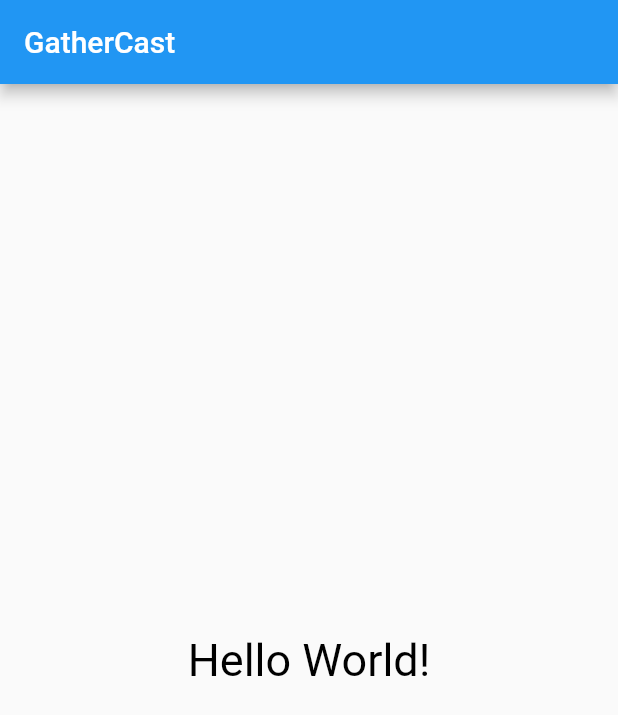
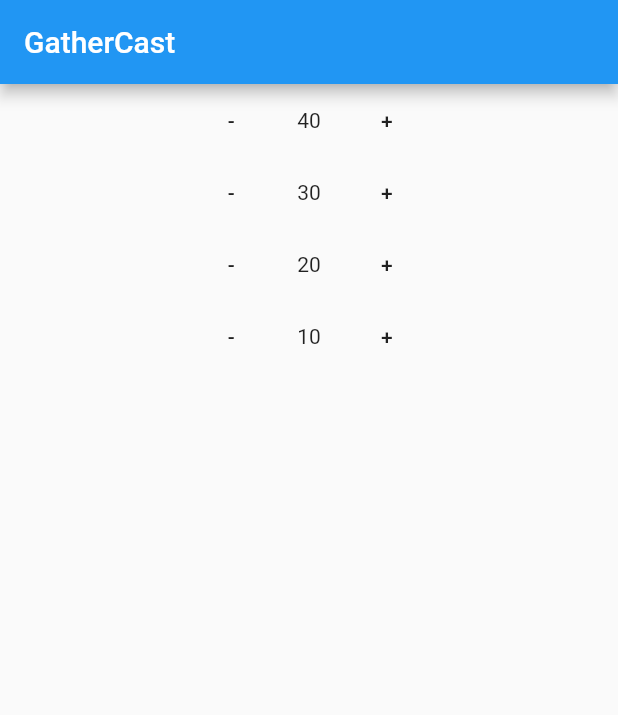
Before and after one commit to Raymonzut/gathercast, a Flutter app: the screen it shows after launch, on a phone screen of 412 x 824 dp. Shown: the top 715 px of the screen. Run offline on Flutter 3.47's test engine with Material 2 defaults, Android fonts, the phone set to English and light mode, and no system bars.

Commit message:
Add AdjustableCounter

```diff
--- /dev/null
+++ b/lib/common/adjustable_counter.dart
@@ -0,0 +1,68 @@
+import 'package:flutter/material.dart';
+
+class AdjustableCounter extends StatefulWidget {
+
+  AdjustableCounter({
+    Key key,
+    @required this.counterStart,
+  }): assert(counterStart != null),
+      super(key: key);
+
+
+  final int counterStart;
+  static final int counterMin = 0;
+  static final int counterMax = 255;
+
+  _AdjustableCounterState createState() => _AdjustableCounterState();
+}
+
+
+class _AdjustableCounterState extends State<AdjustableCounter> {
+  int count = 0;
+
+  @override
+  void initState() {
+    count = widget.counterStart;
+
+    super.initState();
+  }
+
+  @override
+  Widget build(BuildContext context) {
+    return Container(
+      child: Row(children: [
+        FlatButton(
+          onPressed: () {
+            if (count > AdjustableCounter.counterMin) {
+              setState(() {
+                count--;
+              });
+            }
+          },
+          child:
+          Text(
+              "-"
+          ),
+        ),
+        Text(
+          count.toString(),
+        ),
+        FlatButton(
+          onPressed: () {
+            if (count < AdjustableCounter.counterMax) {
+              setState(() {
+                count++;
+              });
+            }
+          },
+          child:
+          Text(
+              "+"
+          ),
+        ),
+      ],
+        mainAxisAlignment: MainAxisAlignment.center,
+      ),
+    );
+  }
+}
--- a/lib/main.dart
+++ b/lib/main.dart
@@ -1,8 +1,10 @@
 import 'package:flutter/material.dart';
 
-void main() => runApp(App());
+import 'common/adjustable_counter.dart';
 
-class App extends StatelessWidget {
+void main() => runApp(MyApp());
+
+class MyApp extends StatelessWidget {
   @override
   Widget build(BuildContext context) {
     return MaterialApp(
@@ -33,16 +35,13 @@ class _HomePageState extends State<HomePage> {
         title: Text(widget.title),
       ),
       body:
-        Center(
-          child:
-            Text(
-              "Hello World!",
-              style: new TextStyle(
-                fontSize: 30.0,
-                color: Colors.black,
-              ),
-            )
-        )
+        Column(children: <AdjustableCounter> [
+          AdjustableCounter(counterStart: 40),
+          AdjustableCounter(counterStart: 30),
+          AdjustableCounter(counterStart: 20),
+          AdjustableCounter(counterStart: 10),
+        ],
+      ),
     );
   }
 }
```
